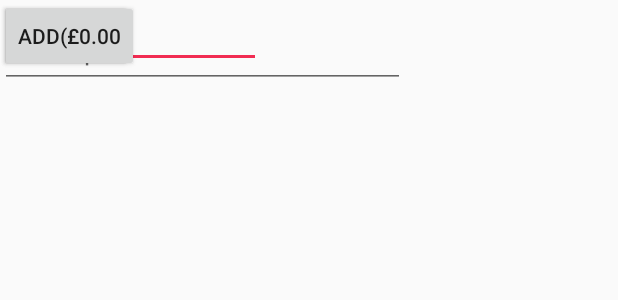
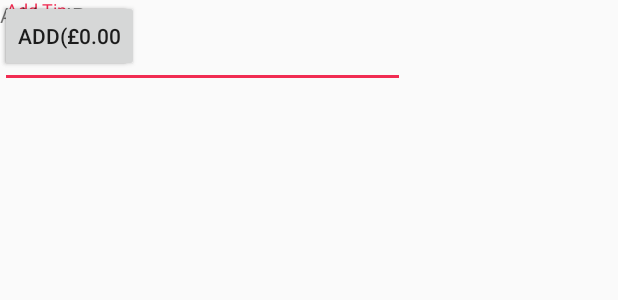
Before and after one commit to WRFitch/TABL, an Android app: the layout addtipbox.xml on its own in the app's theme, with its tools: preview values and no code run, on a phone screen of 412 x 824 dp. Shown: the top 300 px of the screen. Run offline under Robolectric (Android 15) with nearby library versions, the phone set to English and light mode, and no system bars.

Commit message:
Added Add Tip Box String+ Minor Fixes

```diff
--- a/app/src/main/res/layout/addtipbox.xml
+++ b/app/src/main/res/layout/addtipbox.xml
@@ -4,16 +4,6 @@
     xmlns:tools="http://schemas.android.com/tools"
     android:layout_width="match_parent"
     android:layout_height="wrap_content">
-
-    <EditText
-        android:id="@+id/editText"
-        android:layout_width="174dp"
-        android:layout_height="wrap_content"
-        android:ems="10"
-        android:inputType="textPersonName"
-        android:text="Add a tip"
-        tools:layout_editor_absoluteX="107dp"
-        tools:layout_editor_absoluteY="43dp" />
 
     <android.support.design.widget.TextInputLayout
         android:layout_width="395dp"
@@ -22,8 +12,13 @@
         tools:layout_editor_absoluteY="87dp">
 
         <android.support.design.widget.TextInputEditText
+            android:id="@+id/EnterAmount"
             android:layout_width="270dp"
             android:layout_height="48dp"
+            android:layout_constraintHorizontal_bias="0.0"
+            android:layout_constraintBottom_toBottomOf="parent"
+            android:layout_constraintEnd_toEndOf="parent"
+            android:layout_constraintStart_toStartOf="parent"
             android:hint="Add Tip" />
     </android.support.design.widget.TextInputLayout>
 
@@ -31,9 +26,13 @@
         android:id="@+id/button"
         android:layout_width="wrap_content"
         android:layout_height="wrap_content"
-        android:text="Cancel "
+        android:text="@string/cancel"
         tools:layout_editor_absoluteX="50dp"
-        tools:layout_editor_absoluteY="146dp" />
+        tools:layout_editor_absoluteY="146dp"
+        android:layout_constraintBottom_toBottomOf="parent"
+        android:layout_constraintEnd_toEndOf="parent"
+        android:layout_constraintHorizontal_bias="0.516"
+        android:layout_constraintStart_toStartOf="parent"/>
 
     <Button
         android:id="@+id/button2"
@@ -42,4 +41,12 @@
         android:text="Add(£0.00"
         tools:layout_editor_absoluteX="289dp"
         tools:layout_editor_absoluteY="146dp" />
+
+    <TextView
+        android:id="@+id/textView5"
+        android:layout_width="88dp"
+        android:layout_height="38dp"
+        android:text="Add a tIP"
+        tools:layout_editor_absoluteX="158dp"
+        tools:layout_editor_absoluteY="48dp" />
 </android.support.constraint.ConstraintLayout>
--- a/app/src/main/res/values/strings.xml
+++ b/app/src/main/res/values/strings.xml
@@ -69,6 +69,7 @@
     <string name="dialog_confirm_gps">OK</string>
     <string name="remember_warning">TEST WARNING</string>
 
+
     <!--Help Page Strings -->
     <string name="help">Help</string>
 
@@ -92,4 +93,5 @@
     <string name="dismiss_label">Dismiss</string>
     <string name="clear_all_label">Clear all</string>
     <string name="fb">TODO</string>
+    <string name="cancel">Cancel</string>
 </resources>
```
